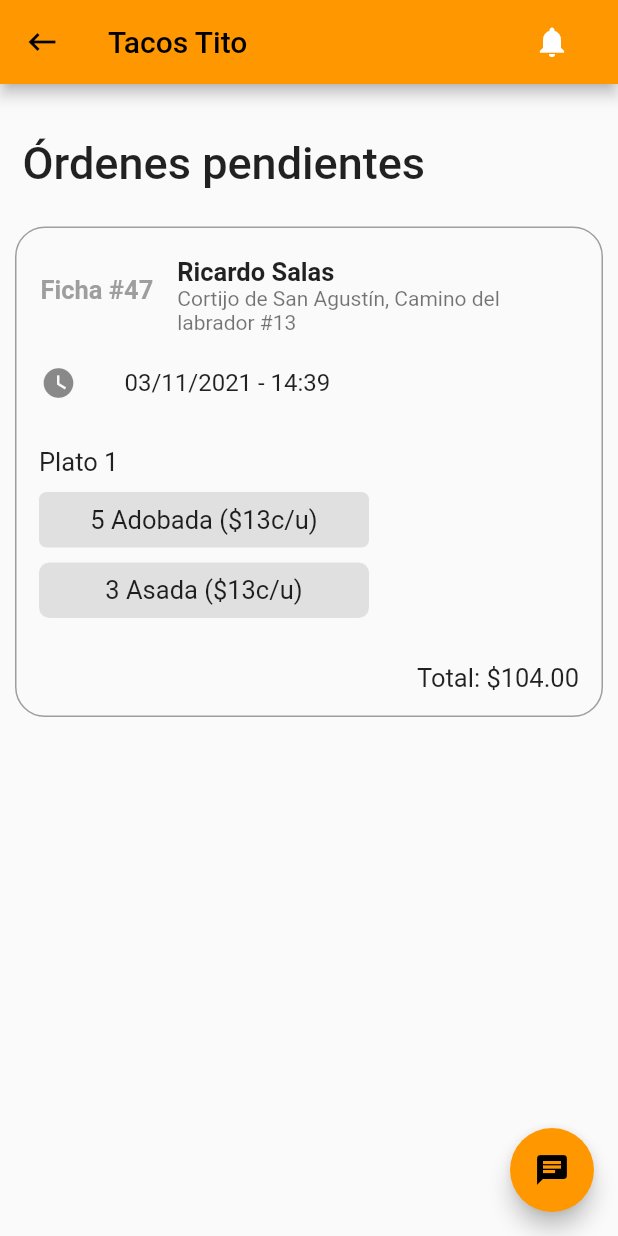
After one commit to rsalasv/Tacos-Tito, a Flutter app: the PendingOrder screen opened directly, on a phone screen of 412 x 824 dp. The commit adds this screen. Run offline on Flutter 3.47's test engine with Material 2 defaults, Android fonts, the light colour scheme and no system bars.

Commit message:
Added views

```diff
--- a/tacos_tito/lib/views/all_views.dart
+++ b/tacos_tito/lib/views/all_views.dart
@@ -1,3 +1,5 @@
 export 'create_order.dart';
 export 'login.dart';
+export 'pending_orders.dart'
+export 'search_order.dart'
 //ADD ALL VIEWS HERE FOR EASIER EXPORTING TO MAIN
--- /dev/null
+++ b/tacos_tito/lib/views/pending_orders.dart
@@ -0,0 +1,157 @@
+import 'package:flutter/material.dart';
+
+class PendingOrder extends StatefulWidget {
+  PendingOrder({Key? key}) : super(key: key);
+
+  @override
+  _PendingOrderState createState() => _PendingOrderState();
+}
+
+class _PendingOrderState extends State<PendingOrder> {
+  @override
+  Widget build(BuildContext context) {
+    return Scaffold(
+      appBar: AppBar(
+        title: Text("Tacos Tito"),
+        leading: Icon(Icons.keyboard_backspace),
+        actions: <Widget>[
+          IconButton(
+            icon: Icon(
+              Icons.notifications,
+              color: Colors.white,
+            ),
+            onPressed: (){},
+          ),
+
+          SizedBox(width: 20,)
+        ]
+
+      ),
+      body: ListView(
+        children: [
+          SizedBox(height: 35,),
+          Row(
+            mainAxisAlignment: MainAxisAlignment.start,
+            children: [
+              SizedBox(width: 15,),
+              Text("Órdenes pendientes",
+                style: TextStyle(
+                  fontWeight: FontWeight.w500,
+                  fontSize: 30,
+                ),
+              ),
+            ],
+          ),
+          SizedBox(height: 15,),
+
+          Container(
+            margin: EdgeInsets.all(10),
+            decoration: BoxDecoration(
+              border: Border.all(
+                color: Colors.grey,
+              ),
+              borderRadius: BorderRadius.all(Radius.circular(20))
+            ),
+            child: Column(
+              children: [
+                SizedBox(height: 15,),
+                ListTile(
+                  leading: Text("Ficha #47",
+                  style: TextStyle(
+                      fontWeight: FontWeight.bold,
+                      fontSize: 17,
+                      color: Colors.grey
+                    ),),
+                  title: Text("Ricardo Salas",
+                    style: TextStyle(
+                      fontWeight: FontWeight.bold,
+                      fontSize: 17
+                    ),
+                  ),
+                  subtitle: Text("Cortijo de San Agustín, Camino del labrador #13"),
+                ),
+                ListTile(
+                      leading: Icon(Icons.watch_later),
+                      title: Padding(
+                        padding: EdgeInsets.only(right: 24),
+                        child: Text("03/11/2021 - 14:39"),
+                      ),
+                    ),
+                SizedBox(height: 15,),
+                Row(
+                  children: [
+                    SizedBox(width: 15,),
+                    Text("Plato 1",
+                      style: TextStyle(
+                        fontSize: 17,
+                      ),
+                    ),
+                  ],
+                ),
+                SizedBox(height: 10,),
+                Row(
+                  children: [
+
+                    SizedBox(width: 15,),
+                    Container(
+                      height: 37.0,
+                      width: 220.0,
+                      decoration: BoxDecoration(
+                        color: Colors.grey[300],
+                        borderRadius: BorderRadius.all(Radius.circular(5)),),
+                      child: Center(
+                        child:new Text("5 Adobada (\$13c/u)",
+                        style: TextStyle(fontSize: 17,),
+                      ),
+                      )
+                    ),
+                  ]
+                ),
+                SizedBox(height: 10,),
+                Row(
+                  children: [
+                    SizedBox(width: 15,),
+                    Container(
+                      height: 37.0,
+                      width: 220.0,
+                      decoration: BoxDecoration(
+                        color: Colors.grey[300],
+                        borderRadius: BorderRadius.all(Radius.circular(7)),),
+                      child: Center(
+                        child:new Text("3 Asada (\$13c/u)",
+                        style: TextStyle(fontSize: 17,),
+                      ),
+                      )
+                    )
+                  ]
+                ),
+                SizedBox(height: 30,),
+                Row(
+                  mainAxisAlignment: MainAxisAlignment.end,
+                  children: [
+
+                    Text("Total: \$104.00",
+                      style: TextStyle(
+                        fontSize: 17,
+
+                      ),
+                      textAlign: TextAlign.right,
+                    ),
+                    SizedBox(width: 15,),
+                  ],
+                ),
+                SizedBox(height: 15,),
+              ],
+            ),
+          ),
+        ]
+      ),
+      floatingActionButton: new FloatingActionButton(
+            onPressed: (){},
+            child: Icon(Icons.chat),
+            tooltip: "Chat",
+
+          )
+    );
+  }
+}
--- /dev/null
+++ b/tacos_tito/lib/views/search_order.dart
@@ -0,0 +1,44 @@
+import 'package:flutter/material.dart';
+
+class SearchOrder extends StatefulWidget {
+  SearchOrder({Key? key}) : super(key: key);
+
+  @override
+  _SearchOrderState createState() => _SearchOrderState();
+}
+
+class _SearchOrderState extends State<SearchOrder> {
+  @override
+  Widget build(BuildContext context) {
+    return Scaffold(
+        appBar: AppBar(
+          title: Text('Tacos Tito'),
+        ),
+        body: Center(
+          child: ListView(
+            children: [
+              ListTile(
+                leading: Icon(Icons.search),
+                title: Padding(
+                  padding: EdgeInsets.only(right: 24),
+                  child: Container(
+                    child: TextField(
+                      decoration: InputDecoration(
+                        hintText: 'type in journal name...',
+                        hintStyle: TextStyle(
+                        color: Colors.white,
+                        fontSize: 18,
+                        fontStyle: FontStyle.italic,
+                        )
+                      ),
+                    ),
+                  ),
+                ),
+              ),
+              Text('Hello World')
+            ],
+          ),
+        ),
+      );
+  }
+}
```
